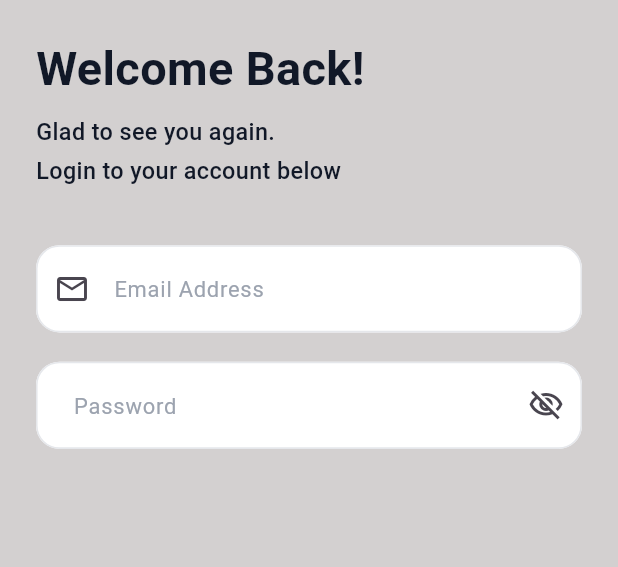
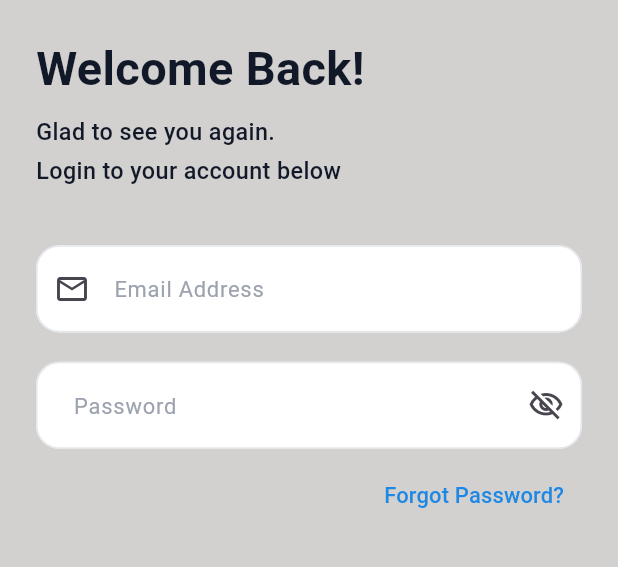
Before and after one commit to AmrReda92/fad-task, a Flutter app: the screen it shows after launch, on a phone screen of 412 x 824 dp, the part 138-705 px from its top. Run offline on Flutter 3.47's test engine with Material 3 defaults, Android fonts, the phone set to English and light mode, and no system bars; our stand-ins replace flutter_screenutil, flutter_svg.

Commit message:
added forget password

```diff
--- a/lib/features/auth/presentation/ui/login_screen.dart
+++ b/lib/features/auth/presentation/ui/login_screen.dart
@@ -2,6 +2,7 @@ import 'package:flutter/material.dart';
 import 'package:flutter_screenutil/flutter_screenutil.dart';
 
 import '../../../../core/shared_widgets/custom_text_form_field.dart';
+import '../../../../core/theme/app_text_styles.dart';
 import '../widgets/login_header.dart';
 
 class LoginScreen extends StatelessWidget {
@@ -38,8 +39,19 @@ class LoginScreen extends StatelessWidget {
                   textInputAction: TextInputAction.done,
                 ),
 
-                SizedBox(height: 20.h),
+                SizedBox(height: 8.h),
+                Align(
+                  alignment: Alignment.centerRight,
+                  child: TextButton(
+                    onPressed: () {},
+                    child: Text(
+                      'Forgot Password?',
+                      style: AppTextStyles.font15MediumPrimary,
+                    ),
+                  ),
+                ),
 
+                SizedBox(height: 24.h),
 
 
 
```
